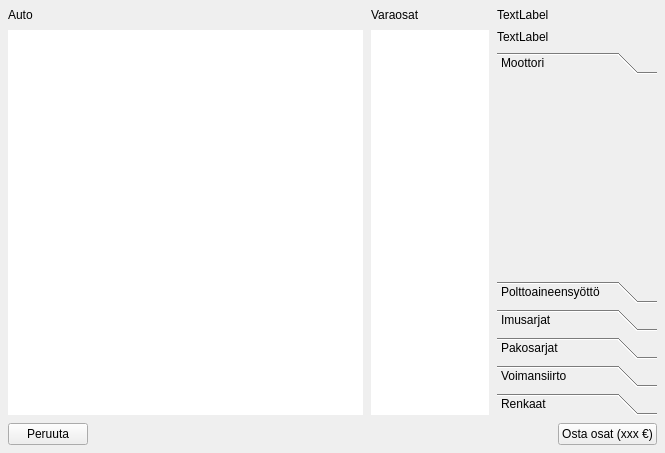
This is src/client/ui/technicsmenu.ui in ruisleipa/kp2 as Qt 5 draws it before an edit. The edited form follows.
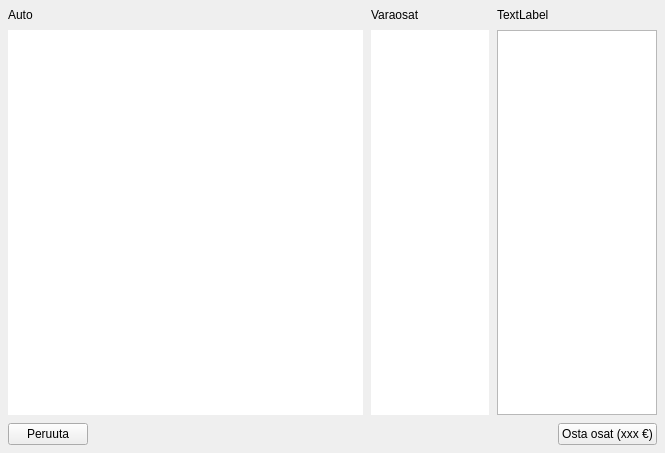
This is the edited form. Custom widgets are drawn as their Qt base class.

Commit message: Some development on TechnicsMenu.

Diff of the .ui file:
```diff
--- a/src/client/ui/technicsmenu.ui
+++ b/src/client/ui/technicsmenu.ui
@@ -131,58 +131,31 @@
         </widget>
        </item>
        <item>
-        <widget class="QLabel" name="label_2">
-         <property name="text">
-          <string>TextLabel</string>
+        <widget class="TableView" name="shopView">
+         <property name="focusPolicy">
+          <enum>Qt::NoFocus</enum>
          </property>
-        </widget>
-       </item>
-       <item>
-        <widget class="QToolBox" name="toolBox">
-         <property name="currentIndex">
-          <number>0</number>
+         <property name="selectionMode">
+          <enum>QAbstractItemView::SingleSelection</enum>
          </property>
-         <property name="tabSpacing">
-          <number>-1</number>
+         <property name="selectionBehavior">
+          <enum>QAbstractItemView::SelectRows</enum>
          </property>
-         <widget class="QWidget" name="page">
-          <property name="geometry">
-           <rect>
-            <x>0</x>
-            <y>0</y>
-            <width>148</width>
-            <height>189</height>
-           </rect>
-          </property>
-          <attribute name="label">
-           <string>Moottori</string>
-          </attribute>
-         </widget>
-         <widget class="QWidget" name="page_4">
-          <attribute name="label">
-           <string>Polttoaineensyöttö</string>
-          </attribute>
-         </widget>
-         <widget class="QWidget" name="page_6">
-          <attribute name="label">
-           <string>Imusarjat</string>
-          </attribute>
-         </widget>
-         <widget class="QWidget" name="page_7">
-          <attribute name="label">
-           <string>Pakosarjat</string>
-          </attribute>
-         </widget>
-         <widget class="QWidget" name="page_8">
-          <attribute name="label">
-           <string>Voimansiirto</string>
-          </attribute>
-         </widget>
-         <widget class="QWidget" name="page_3">
-          <attribute name="label">
-           <string>Renkaat</string>
-          </attribute>
-         </widget>
+         <property name="showGrid">
+          <bool>false</bool>
+         </property>
+         <property name="cornerButtonEnabled">
+          <bool>false</bool>
+         </property>
+         <attribute name="horizontalHeaderHighlightSections">
+          <bool>false</bool>
+         </attribute>
+         <attribute name="verticalHeaderVisible">
+          <bool>false</bool>
+         </attribute>
+         <attribute name="verticalHeaderHighlightSections">
+          <bool>false</bool>
+         </attribute>
         </widget>
        </item>
       </layout>
@@ -225,6 +198,13 @@
    </item>
   </layout>
  </widget>
+ <customwidgets>
+  <customwidget>
+   <class>TableView</class>
+   <extends>QTableView</extends>
+   <header>tableview.hpp</header>
+  </customwidget>
+ </customwidgets>
  <resources/>
  <connections/>
 </ui>
```
The commit also changes 2 other files.
